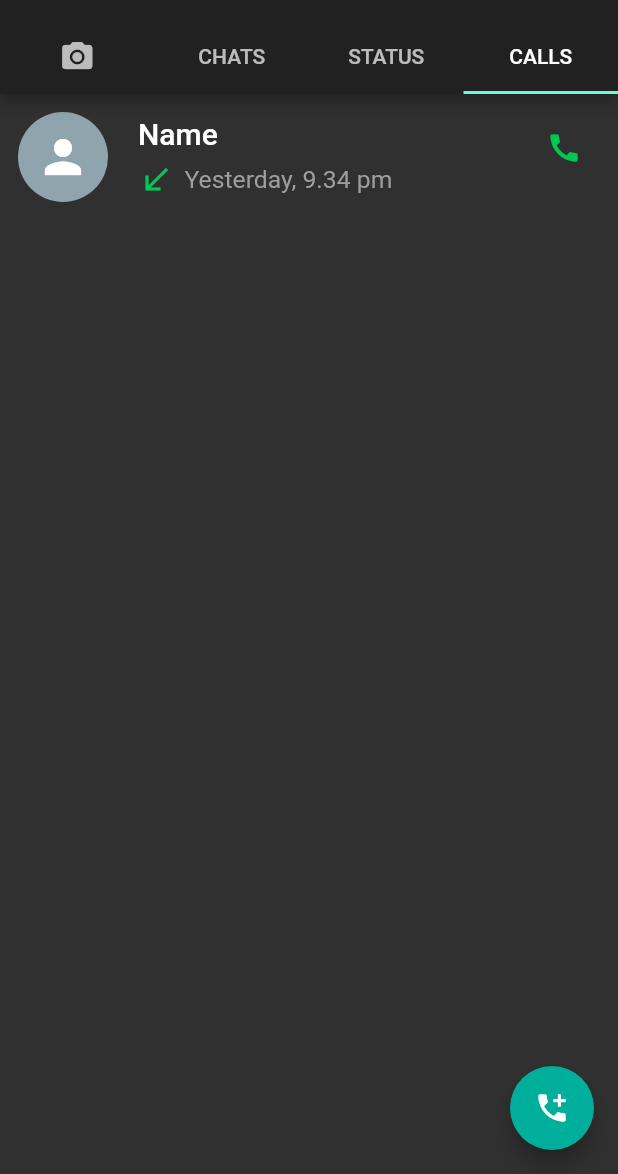
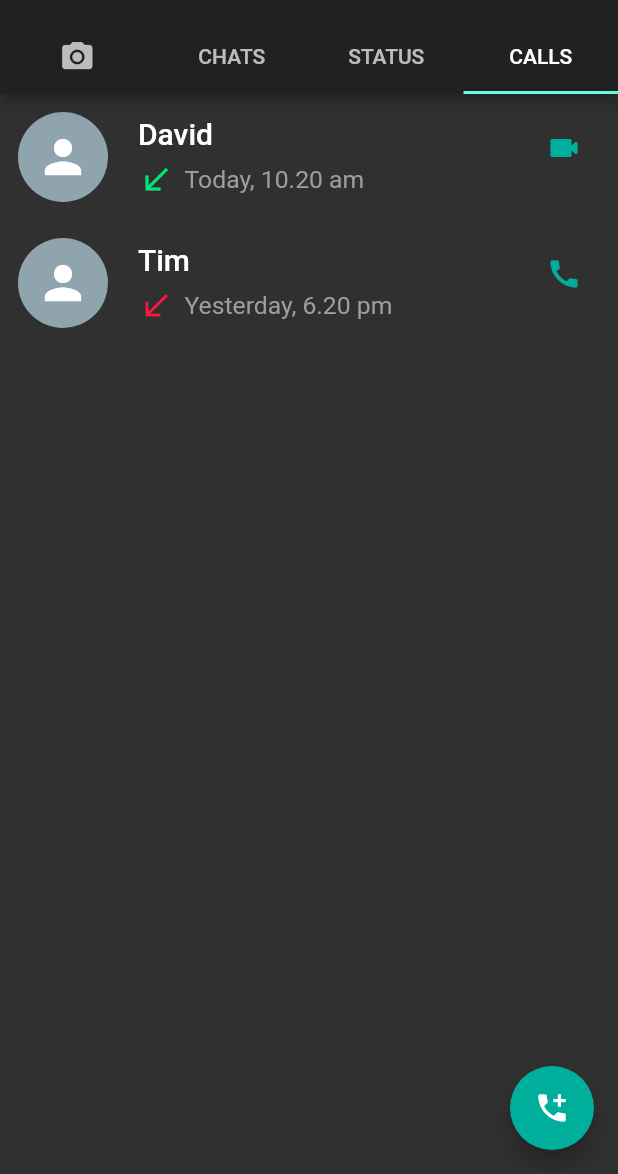
Before and after one commit to Manojkc15/Whatsapp-UI, a Flutter app: the screen it shows after launch, tab 4 chosen, on a phone screen of 412 x 824 dp, the part 62-1236 px from its top. Run offline on Flutter 3.47's test engine with Material 2 defaults, Android fonts, the phone set to English and light mode, and no system bars.

Commit message:
modified calls

```diff
--- a/lib/calls/calls.dart
+++ b/lib/calls/calls.dart
@@ -8,7 +8,20 @@ class Calls extends StatelessWidget {
     return Scaffold(
       body: Column(
         children: [
-          CallsCard(),
+          CallsCard(
+            name: 'David',
+            time: 'Today, 10.20 am',
+            icon: Icons.call_received,
+            color: Colors.greenAccent.shade400,
+            iconType: Icons.videocam_rounded,
+          ),
+          CallsCard(
+            name: 'Tim',
+            time: 'Yesterday, 6.20 pm',
+            icon: Icons.call_received,
+            color: Colors.redAccent.shade400,
+            iconType: Icons.call,
+          ),
         ],
       ),
       floatingActionButton: FloatingActionButton(
--- a/lib/calls/callscard.dart
+++ b/lib/calls/callscard.dart
@@ -1,6 +1,21 @@
 import 'package:flutter/material.dart';
 
+// ignore: must_be_immutable
 class CallsCard extends StatelessWidget {
+  String name;
+  String time;
+  IconData icon;
+  Color color;
+  IconData iconType;
+
+  CallsCard({
+    required this.name,
+    required this.time,
+    required this.icon,
+    required this.color,
+    required this.iconType,
+  });
+
   @override
   Widget build(BuildContext context) {
     return InkWell(
@@ -28,7 +43,7 @@ class CallsCard extends StatelessWidget {
                 crossAxisAlignment: CrossAxisAlignment.start,
                 children: [
                   Text(
-                    'Name',
+                    '$name',
                     style: TextStyle(
                       fontSize: 20.0,
                       fontWeight: FontWeight.w500,
@@ -37,10 +52,13 @@ class CallsCard extends StatelessWidget {
                   SizedBox(height: 7.0),
                   Row(
                     children: [
-                      Icon(Icons.call_received, color: Colors.greenAccent[700]),
+                      Icon(
+                        icon,
+                        color: color,
+                      ),
                       SizedBox(width: 7.0),
                       Text(
-                        'Yesterday, 9.34 pm',
+                        '$time',
                         style: TextStyle(
                           fontSize: 16.5,
                           color: Colors.grey,
@@ -54,8 +72,8 @@ class CallsCard extends StatelessWidget {
             IconButton(
               onPressed: () {},
               icon: Icon(
-                Icons.call,
-                color: Colors.greenAccent[700],
+                iconType,
+                color: Color(0xff00af9b),
               ),
             ),
           ],
```
